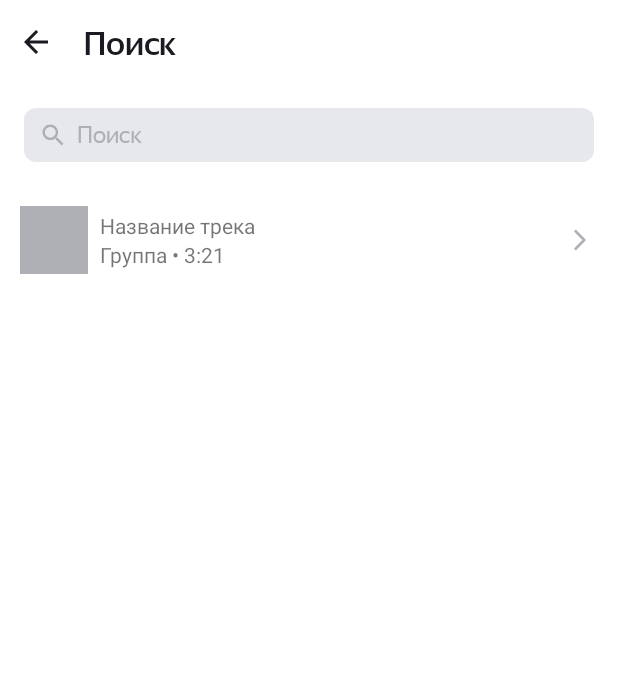
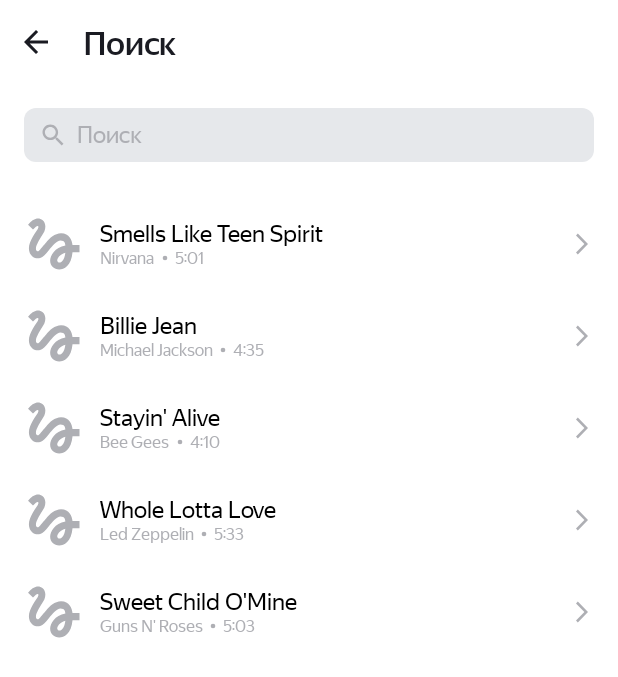
Before and after one commit to lsltnv/Playlist-Maker, an Android app: the SearchActivity screen opened directly, with no data from a screen before it, on a phone screen of 412 x 824 dp. Shown: the top 677 px of the screen. Run offline under Robolectric (Android 15) with nearby library versions, the phone set to English and light mode, and no system bars; pictures from the network do not load.

Commit message:
10 на ревью

```diff
--- a/app/build.gradle.kts
+++ b/app/build.gradle.kts
@@ -45,4 +45,7 @@ dependencies {
     testImplementation(libs.junit)
     androidTestImplementation(libs.androidx.junit)
     androidTestImplementation(libs.androidx.espresso.core)
+    implementation ("com.google.android.material:material:1.6.1")
+    implementation ("com.github.bumptech.glide:glide:4.14.2")
+    implementation("com.github.bumptech.glide:glide:4.16.0")
 }
--- a/app/src/main/AndroidManifest.xml
+++ b/app/src/main/AndroidManifest.xml
@@ -1,6 +1,7 @@
 <?xml version="1.0" encoding="utf-8"?>
 <manifest xmlns:android="http://schemas.android.com/apk/res/android"
     xmlns:tools="http://schemas.android.com/tools">
+    <uses-permission android:name="android.permission.INTERNET"/>
 
     <application
         android:allowBackup="true"
--- a/app/src/main/java/com/example/playlistmaker/SearchActivity.kt
+++ b/app/src/main/java/com/example/playlistmaker/SearchActivity.kt
@@ -12,6 +12,10 @@ import androidx.activity.enableEdgeToEdge
 import androidx.appcompat.app.AppCompatActivity
 import androidx.core.view.ViewCompat
 import androidx.core.view.WindowInsetsCompat
+import androidx.recyclerview.widget.RecyclerView
+import com.bumptech.glide.Glide
+import com.bumptech.glide.load.resource.bitmap.RoundedCorners
+
 
 class SearchActivity : AppCompatActivity() {
     private var saveSearch = ""
@@ -34,7 +38,6 @@ class SearchActivity : AppCompatActivity() {
         }
 
 
-
         val searchButtonTextWatcher = object : TextWatcher {
             override fun beforeTextChanged(s: CharSequence?, start: Int, count: Int, after: Int) {
             }
@@ -49,7 +52,48 @@ class SearchActivity : AppCompatActivity() {
             }
         }
         inputEditText.addTextChangedListener(searchButtonTextWatcher)
+
+        val trackList = arrayListOf(
+            Track(
+                "Smells Like Teen Spirit",
+                "Nirvana",
+                "5:01",
+                "https://is5-ssl.mzstatic.com/image/thumb/Music115/v4/7b/58/c2/7b58c21a-2b51-2bb2-e59a-9bb9b96ad8c3/00602567924166.rgb.jpg/100x100bb.jpg"
+            ),
+
+            Track(
+                "Billie Jean",
+                "Michael Jackson",
+                "4:35",
+                "https://is5-ssl.mzstatic.com/image/thumb/Music125/v4/3d/9d/38/3d9d3811-71f0-3a0e-1ada-3004e56ff852/827969428726.jpg/100x100bb.jpg"
+            ),
+
+            Track(
+                "Stayin' Alive",
+                "Bee Gees",
+                "4:10",
+                "https://is4-ssl.mzstatic.com/image/thumb/Music115/v4/1f/80/1f/1f801fc1-8c0f-ea3e-d3e5-387c6619619e/16UMGIM86640.rgb.jpg/100x100bb.jpg"
+            ),
+            Track(
+                "Whole Lotta Love",
+                "Led Zeppelin",
+                "5:33",
+                "https://is2-ssl.mzstatic.com/image/thumb/Music62/v4/7e/17/e3/7e17e33f-2efa-2a36-e916-7f808576cf6b/mzm.fyigqcbs.jpg/100x100bb.jpg"
+            ),
+            Track(
+                "Sweet Child O'Mine",
+                "Guns N' Roses",
+                "5:03",
+                "https://is5-ssl.mzstatic.com/image/thumb/Music125/v4/a0/4d/c4/a04dc484-03cc-02aa-fa82-5334fcb4bc16/18UMGIM24878.rgb.jpg/100x100bb.jpg"
+            )
+
+        )
+        val recyclerViewSearch = findViewById<RecyclerView>(R.id.recyclerViewSearch)
+        val searchAdapter = SearchAdapter(trackList)
+        recyclerViewSearch.adapter = searchAdapter
+
     }
+
     private fun clearButtonVisibility(s: CharSequence?): Int {
         return if (s.isNullOrEmpty()) {
             View.GONE
@@ -69,6 +113,6 @@ class SearchActivity : AppCompatActivity() {
     }
 
     companion object {
-       private const val SAVE_SEARCH = ""
+        private const val SAVE_SEARCH = ""
     }
 }
--- /dev/null
+++ b/app/src/main/java/com/example/playlistmaker/SearchAdapter.kt
@@ -0,0 +1,21 @@
+package com.example.playlistmaker
+
+import android.view.LayoutInflater
+import android.view.ViewGroup
+import androidx.recyclerview.widget.RecyclerView
+
+class SearchAdapter(private val track: List<Track>): RecyclerView.Adapter<SearchViewHolder>() {
+    override fun onCreateViewHolder(parent: ViewGroup, viewType: Int): SearchViewHolder {
+        val view = LayoutInflater.from(parent.context).inflate(R.layout.activity_search_rv, parent, false)
+        return SearchViewHolder((view))
+    }
+
+    override fun getItemCount(): Int {
+        return track.size
+    }
+
+    override fun onBindViewHolder(holder: SearchViewHolder, position: Int) {
+        holder.bind(track[position])
+    }
+
+}
--- /dev/null
+++ b/app/src/main/java/com/example/playlistmaker/SearchViewHolder.kt
@@ -0,0 +1,41 @@
+package com.example.playlistmaker
+
+import android.content.Context
+import android.util.TypedValue
+import android.view.View
+import android.widget.ImageView
+import android.widget.TextView
+import androidx.appcompat.view.menu.MenuView.ItemView
+import androidx.recyclerview.widget.RecyclerView
+import com.bumptech.glide.Glide
+import com.bumptech.glide.load.resource.bitmap.RoundedCorners
+
+
+class SearchViewHolder(itemView: View) : RecyclerView.ViewHolder(itemView) {
+    private val artworkUrl100IdImageView = itemView.findViewById<ImageView>(R.id.artworkUrl100)
+    private val trackNameIdTextView = itemView.findViewById<TextView>(R.id.trackName)
+    private val artistNameIdTextView = itemView.findViewById<TextView>(R.id.artistName)
+    private val trackTimeIdTextView = itemView.findViewById<TextView>(R.id.trackTime)
+
+    private val cornerRadiusPx = dpToPx(itemView.context.resources.getDimension(R.dimen.corner_radius_artworkUrl100),itemView.context)
+
+
+
+    fun bind(track: Track) {
+        Glide.with(itemView).
+        load(track.artworkUrl100).
+        placeholder(R.drawable.ic_placeholder).
+        transform(RoundedCorners(cornerRadiusPx)).
+        into(artworkUrl100IdImageView)
+        trackNameIdTextView.text = track.trackName
+        artistNameIdTextView.text = track.artistName
+        trackTimeIdTextView.text = track.trackTime
+      }
+    fun dpToPx(dp: Float, context: Context): Int {
+        return TypedValue.applyDimension(
+            TypedValue.COMPLEX_UNIT_DIP,
+            dp,
+            context.resources.displayMetrics).toInt()
+    }
+
+}
--- /dev/null
+++ b/app/src/main/java/com/example/playlistmaker/Track.kt
@@ -0,0 +1,3 @@
+package com.example.playlistmaker
+
+data class  Track(val trackName: String, val artistName: String, val trackTime:String, val artworkUrl100: String)
--- /dev/null
+++ b/app/src/main/res/drawable/ic_dot.xml
@@ -0,0 +1,9 @@
+<vector xmlns:android="http://schemas.android.com/apk/res/android"
+    android:width="13dp"
+    android:height="13dp"
+    android:viewportWidth="13"
+    android:viewportHeight="13">
+  <path
+      android:pathData="M6.5,6.5m-1.5,0a1.5,1.5 0,1 1,3 0a1.5,1.5 0,1 1,-3 0"
+      android:fillColor="#AEAFB4"/>
+</vector>
--- /dev/null
+++ b/app/src/main/res/drawable/ic_placeholder.xml
@@ -0,0 +1,13 @@
+<vector xmlns:android="http://schemas.android.com/apk/res/android"
+    android:width="45dp"
+    android:height="45dp"
+    android:viewportWidth="45"
+    android:viewportHeight="45">
+  <group>
+    <clip-path
+        android:pathData="M0,0h45v45h-45z"/>
+    <path
+        android:pathData="M8.606,12.919C9.919,11.587 11.231,10.387 11.813,10.631C12.75,11.006 11.813,12.563 11.25,13.481C10.781,14.269 5.888,20.775 5.888,25.313C5.888,27.712 6.788,29.7 8.4,30.9C9.806,31.95 11.663,32.269 13.35,31.763C15.356,31.181 17.006,29.138 19.087,26.569C21.356,23.775 24.394,20.119 26.737,20.119C29.794,20.119 29.831,22.013 30.038,23.475C22.95,24.675 19.95,30.356 19.95,33.544C19.95,36.731 22.65,39.338 25.969,39.338C29.025,39.338 34.013,36.844 34.763,27.9H39.375V23.212H34.744C34.463,20.119 32.7,15.337 27.188,15.337C22.969,15.337 19.35,18.919 17.925,20.663C16.837,22.031 14.063,25.313 13.631,25.763C13.163,26.325 12.356,27.337 11.55,27.337C10.706,27.337 10.2,25.781 10.875,23.737C11.531,21.694 13.5,18.375 14.344,17.138C15.806,15 16.781,13.538 16.781,10.988C16.781,6.919 13.706,5.625 12.075,5.625C9.6,5.625 7.444,7.5 6.975,7.969C6.3,8.644 5.738,9.206 5.325,9.712L8.606,12.919ZM26.025,34.781C25.444,34.781 24.638,34.294 24.638,33.431C24.638,32.306 26.006,29.306 30.019,28.256C29.456,33.3 27.337,34.781 26.025,34.781Z"
+        android:fillColor="#AEAFB4"/>
+  </group>
+</vector>
--- a/app/src/main/res/layout/activity_search.xml
+++ b/app/src/main/res/layout/activity_search.xml
@@ -18,9 +18,7 @@
         <TextView
             android:id="@+id/toolbar_title_searchAct"
             style="@style/toolbar_text"
-            android:text="@string/search"
-
-            />
+            android:text="@string/search"/>
 
     </androidx.appcompat.widget.Toolbar>
 
@@ -46,54 +44,10 @@
             app:tint="@color/editText_SearchAct_color" />
     </FrameLayout>
 
-    <FrameLayout
-
+    <androidx.recyclerview.widget.RecyclerView
+        android:id="@+id/recyclerViewSearch"
         android:layout_width="match_parent"
         android:layout_height="wrap_content"
-        android:layout_margin="13dp"
-        android:orientation="horizontal"
-        android:paddingBottom="8dp">
-
-        <ImageView
-            android:layout_width="45dp"
-            android:layout_height="45dp"
-            android:layout_gravity="start"
-            android:src="@color/iconColor" />
-
-        <LinearLayout
-            android:layout_width="wrap_content"
-            android:layout_height="wrap_content"
-            android:layout_gravity="center_vertical"
-            android:layout_marginStart="53dp"
-            android:gravity="center"
-            android:orientation="vertical">
-
-            <TextView
-                android:layout_width="match_parent"
-                android:layout_height="wrap_content"
-                android:text="Название трека" />
-
-
-            <TextView
-                android:layout_width="match_parent"
-                android:layout_height="wrap_content"
-                android:text="Группа • 3:21" />
-
-
-        </LinearLayout>
-
-
-        <ImageView
-            android:id="@+id/search_forward"
-            android:layout_width="wrap_content"
-            android:layout_height="wrap_content"
-            android:layout_gravity="end|center_vertical"
-            android:src="@drawable/search_forward"
-
-
-            />
-
-    </FrameLayout>
-
+        app:layoutManager="androidx.recyclerview.widget.LinearLayoutManager" />
 
 </LinearLayout>
--- a/app/src/main/res/layout/activity_search_recycler_view.xml
+++ /dev/null
@@ -1,6 +0,0 @@
-<?xml version="1.0" encoding="utf-8"?>
-<androidx.constraintlayout.widget.ConstraintLayout xmlns:android="http://schemas.android.com/apk/res/android"
-    android:layout_width="match_parent"
-    android:layout_height="match_parent">
-
-</androidx.constraintlayout.widget.ConstraintLayout>
--- /dev/null
+++ b/app/src/main/res/layout/activity_search_rv.xml
@@ -0,0 +1,60 @@
+<?xml version="1.0" encoding="utf-8"?>
+<FrameLayout xmlns:android="http://schemas.android.com/apk/res/android"
+    android:layout_width="match_parent"
+    android:layout_height="wrap_content"
+    android:layout_marginStart="13dp"
+    android:layout_marginTop="@dimen/padding_16dp"
+    android:layout_marginEnd="12dp">
+
+    <ImageView
+        android:id="@+id/artworkUrl100"
+        style="@style/search_activity_rv_artworkUrl100"
+        />
+
+
+    <LinearLayout
+        android:layout_width="match_parent"
+        android:layout_height="wrap_content"
+        android:layout_gravity="center_vertical|start"
+        android:layout_marginStart="53dp"
+        android:layout_marginEnd="@dimen/dimen_44dp"
+        android:gravity="start|center_vertical"
+        android:orientation="vertical">
+
+        <TextView
+            android:id="@+id/trackName"
+            style="@style/search_activity_rv_trackName"
+            android:text="вввввввввввввввввввв" />
+
+        <LinearLayout
+            android:layout_width="wrap_content"
+            android:layout_height="wrap_content"
+            android:layout_marginEnd="@dimen/dimen_44dp"
+            android:orientation="horizontal">
+
+            <TextView
+                android:id="@+id/artistName"
+                style="@style/search_activity_rv_artistName"
+                android:text="55555555555555вввввввввввввввввввввввв" />
+
+            <ImageView
+                android:id="@+id/ic_dot_and_forward"
+                style="@style/ic_dot_and_forward"
+                android:src="@drawable/ic_dot" />
+
+            <TextView
+                android:id="@+id/trackTime"
+                style="@style/search_activity_rv_trackTime"
+                android:text="вввввввввввввввввввfffffffffffffffffвввввввв" />
+
+        </LinearLayout>
+    </LinearLayout>
+
+    <ImageView
+        android:id="@+id/search_forward"
+        style="@style/ic_dot_and_forward"
+        android:layout_gravity="center_vertical|end"
+        android:src="@drawable/ic_search_forward" />
+
+
+</FrameLayout>
--- a/app/src/main/res/values-night/styles.xml
+++ b/app/src/main/res/values-night/styles.xml
@@ -83,4 +83,53 @@
         <item name="android:textSize">@dimen/text_size_16sp</item>
         <item name="android:textCursorDrawable">@drawable/cursor</item>
     </style>
+
+    <style name="search_activity_rv_artworkUrl100">
+        <item name="android:layout_width">@dimen/dimen_45dp</item>
+        <item name="android:layout_height">@dimen/dimen_45dp</item>
+        <item name="android:layout_gravity">start</item>
+        <item name="android:scaleType">fitCenter</item>
+    </style>
+
+    <style name="search_activity_rv_trackName">
+        <item name="android:layout_width">wrap_content</item>
+        <item name="android:layout_height">wrap_content</item>
+        <item name="android:ellipsize">end</item>
+        <item name="android:fontFamily">@font/ys_display_regular</item>
+        <item name="android:maxLines">1</item>
+        <item name="android:textColor">@color/colorOnPrimary</item>
+        <item name="android:textFontWeight">400</item>
+        <item name="android:textSize">@dimen/text_size_16sp</item>
+    </style>
+
+    <style name="search_activity_rv_artistName">
+        <item name="android:layout_width">wrap_content</item>
+        <item name="android:layout_height">wrap_content</item>
+        <item name="android:layout_gravity">start</item>
+        <item name="android:ellipsize">end</item>
+        <item name="android:fontFamily">@font/ys_display_regular</item>
+        <item name="android:maxLines">1</item>
+        <item name="android:maxLength">30</item>
+        <item name="android:textColor">@color/colorOnPrimary</item>
+        <item name="android:textFontWeight">400</item>
+        <item name="android:textSize">@dimen/text_size_11sp</item>
+    </style>
+
+    <style name="ic_dot_and_forward">
+        <item name="android:layout_width">wrap_content</item>
+        <item name="android:layout_height">wrap_content</item>
+        <item name="android:layout_gravity">center</item>
+        <item name="tint">@color/colorOnPrimary</item>
+    </style>
+
+    <style name="search_activity_rv_trackTime">
+        <item name="android:layout_width">wrap_content</item>
+        <item name="android:layout_height">wrap_content</item>
+        <item name="android:fontFamily">@font/ys_display_regular</item>
+        <item name="android:maxLines">1</item>
+        <item name="android:maxLength">8</item>
+        <item name="android:textColor">@color/colorOnPrimary</item>
+        <item name="android:textFontWeight">400</item>
+        <item name="android:textSize">@dimen/text_size_11sp</item>
+    </style>
 </resources>
--- a/app/src/main/res/values/colors.xml
+++ b/app/src/main/res/values/colors.xml
@@ -7,4 +7,5 @@
     <color name="iconColor">#AEAFB4</color>
     <color name="editText_SearchAct_color">#AEAFB4</color>
     <color name="search_backround">#E6E8EB</color>
+    <color name="trackName_color">#000000</color>
 </resources>
--- a/app/src/main/res/values/dimens.xml
+++ b/app/src/main/res/values/dimens.xml
@@ -2,7 +2,11 @@
 <resources>
     <dimen name="text_size_22sp">22sp</dimen>
     <dimen name="text_size_16sp">16sp</dimen>
+    <dimen name="text_size_11sp">11sp</dimen>
     <dimen name="corner_radius_20dp">20dp</dimen>
     <dimen name="button_space_16dp">16dp</dimen>
     <dimen name="padding_16dp">16dp</dimen>
+    <dimen name="corner_radius_artworkUrl100">2dp</dimen>
+    <dimen name="dimen_45dp">45dp</dimen>
+    <dimen name="dimen_44dp">44dp</dimen>
 </resources>
--- a/app/src/main/res/values/styles.xml
+++ b/app/src/main/res/values/styles.xml
@@ -1,5 +1,6 @@
 <?xml version="1.0" encoding="utf-8"?>
 <resources>
+
     <style name="main_button_style" parent="Widget.MaterialComponents.Button.UnelevatedButton">
         <item name="android:layout_width">match_parent</item>
         <item name="android:layout_height">0dp</item>
@@ -86,4 +87,54 @@
         <item name="android:textCursorDrawable">@drawable/cursor</item>
     </style>
 
+    <style name="search_activity_rv_artworkUrl100">
+        <item name="android:layout_width">@dimen/dimen_45dp</item>
+        <item name="android:layout_height">@dimen/dimen_45dp</item>
+        <item name="android:layout_gravity">start</item>
+        <item name="android:scaleType">fitCenter</item>
+    </style>
+
+    <style name="search_activity_rv_trackName">
+        <item name="android:layout_width">wrap_content</item>
+        <item name="android:layout_height">wrap_content</item>
+        <item name="android:ellipsize">end</item>
+        <item name="android:fontFamily">@font/ys_display_regular</item>
+        <item name="android:maxLines">1</item>
+        <item name="android:textColor">@color/trackName_color</item>
+        <item name="android:textFontWeight">400</item>
+        <item name="android:textSize">@dimen/text_size_16sp</item>
+    </style>
+
+    <style name="search_activity_rv_artistName">
+        <item name="android:layout_width">wrap_content</item>
+        <item name="android:layout_height">wrap_content</item>
+        <item name="android:layout_gravity">start</item>
+        <item name="android:ellipsize">end</item>
+        <item name="android:fontFamily">@font/ys_display_regular</item>
+        <item name="android:maxLines">1</item>
+        <item name="android:maxLength">30</item>
+        <item name="android:textColor">@color/editText_SearchAct_color</item>
+        <item name="android:textFontWeight">400</item>
+        <item name="android:textSize">@dimen/text_size_11sp</item>
+
+    </style>
+
+    <style name="ic_dot_and_forward">
+        <item name="android:layout_width">wrap_content</item>
+        <item name="android:layout_height">wrap_content</item>
+        <item name="android:layout_gravity">center</item>
+        <item name="tint">@color/iconColor</item>
+    </style>
+
+    <style name="search_activity_rv_trackTime">
+        <item name="android:layout_width">wrap_content</item>
+        <item name="android:layout_height">wrap_content</item>
+        <item name="android:fontFamily">@font/ys_display_regular</item>
+        <item name="android:maxLines">1</item>
+        <item name="android:maxLength">8</item>
+        <item name="android:textColor">@color/editText_SearchAct_color</item>
+        <item name="android:textFontWeight">400</item>
+        <item name="android:textSize">@dimen/text_size_11sp</item>
+    </style>
+
 </resources>
```
Also changed, not shown: app/src/main/res/drawable/ic_search_forward.xml (renamed from app/src/main/res/drawable/search_forward.xml).
